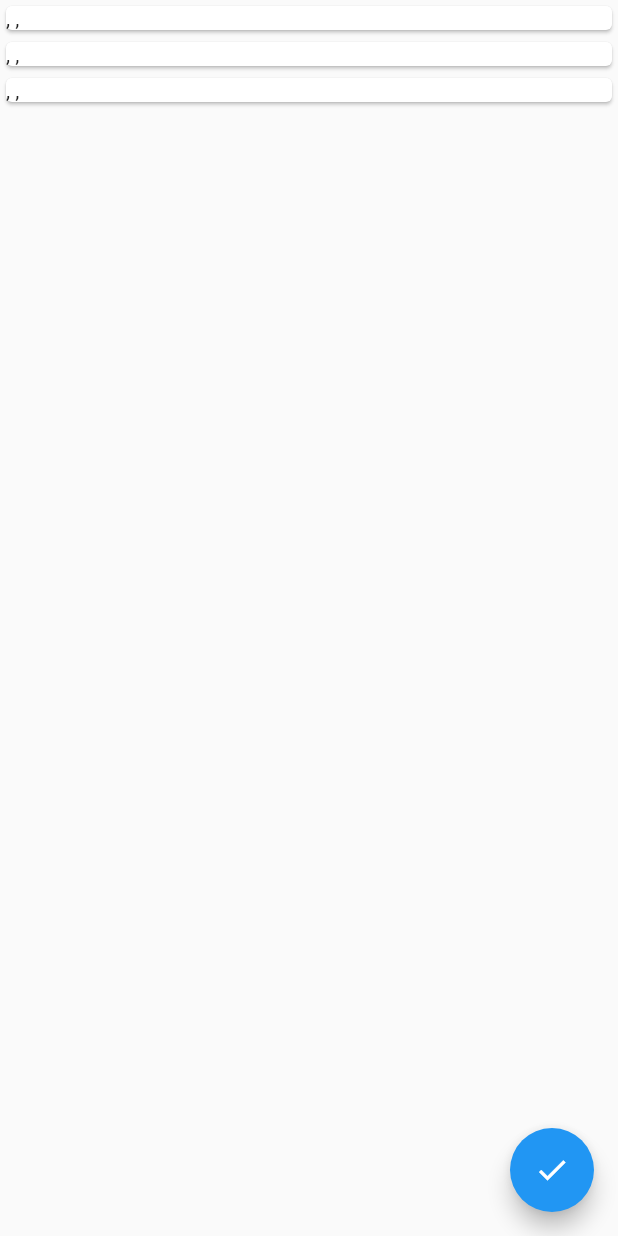
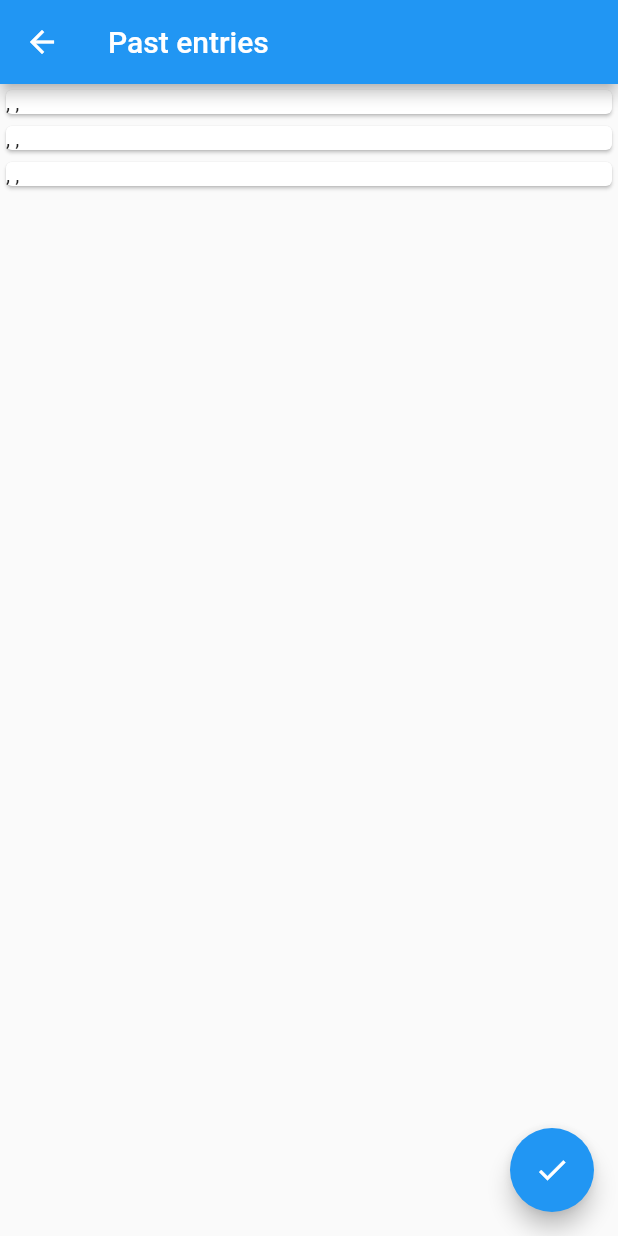
Before and after one commit to valerianaGit/3ThingsFlutter, a Flutter app: the GratitudeOrFearPastEntriesScreen screen opened by its route, on a phone screen of 412 x 824 dp. Run offline on Flutter 3.47's test engine with Material 2 defaults, Android fonts, the phone set to English and light mode, and no system bars; our stand-ins replace table_calendar.

Commit message:
create app bar for past entries screen

```diff
--- a/lib/screens/gratitude_or_fear_past_entries_screen.dart
+++ b/lib/screens/gratitude_or_fear_past_entries_screen.dart
@@ -22,6 +22,10 @@ class GratitudeOrFearPastEntriesScreen extends StatelessWidget {
   @override
   Widget build(BuildContext context) {
     return Scaffold(
+      appBar: AppBar(
+        title: Text(
+            'Past entries'), //TODO: - REPLACE this with the data of the date we are looking into
+      ),
       body: Container(
         child: getWidget(),
       ),
```
